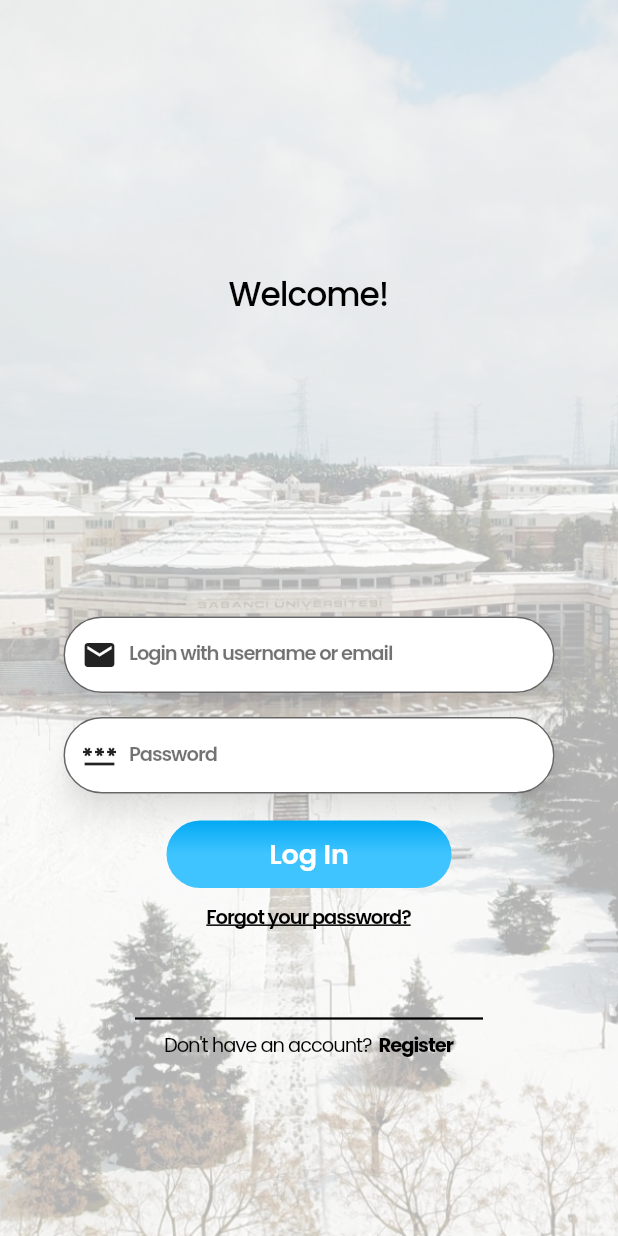
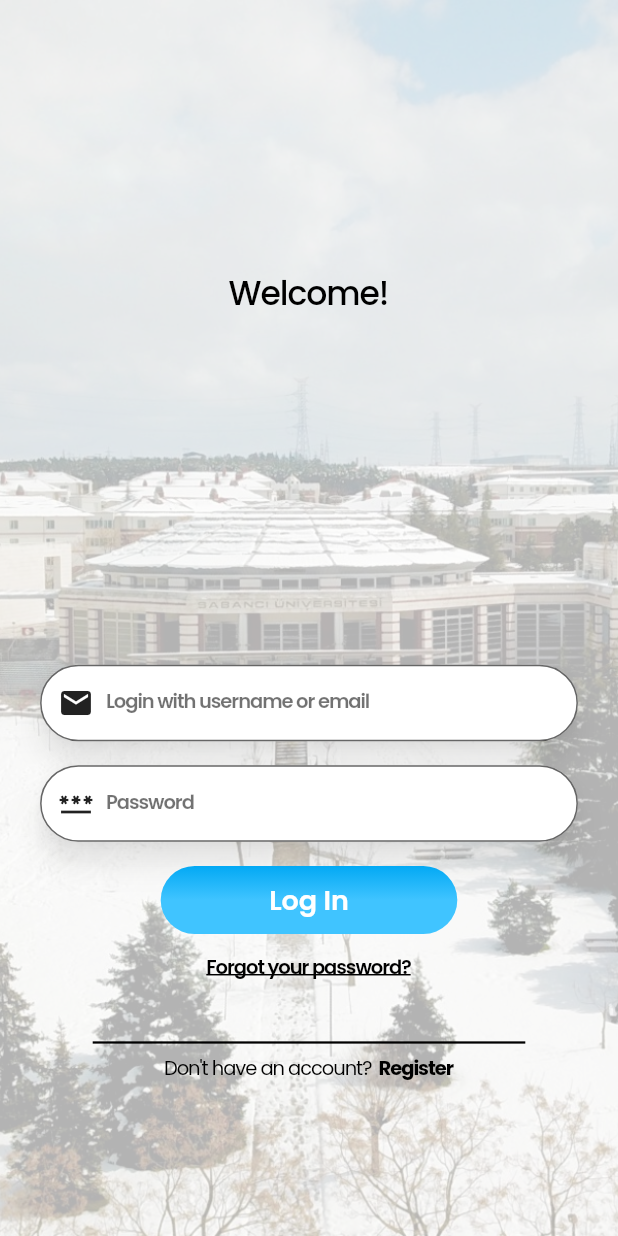
Before and after one commit to alptuzun/Flutter-Social-Media-App, a Flutter app: the screen it shows after launch, after a tap on "Log In", on a phone screen of 412 x 824 dp. Run offline on Flutter 3.47's test engine with Material 2 defaults, Android fonts, the phone set to English and light mode, and no system bars; our stand-ins replace email_validator, google_fonts.

Commit message:
adjusted for all screen sizes

```diff
--- a/lib/routes/login.dart
+++ b/lib/routes/login.dart
@@ -6,14 +6,13 @@ import 'package:cs310_group_28/visuals/text_style.dart';
 import 'package:email_validator/email_validator.dart';
 import 'package:cs310_group_28/visuals/screen_size.dart';
 import 'package:flutter/gestures.dart';
-
-import '../visuals/alerts.dart';
+import 'package:cs310_group_28/visuals/alerts.dart' ;
 
 class Login extends StatefulWidget {
   const Login({Key? key}) : super(key: key);
 
   @override
-  _LoginState createState() => _LoginState();
+  State<Login> createState() => _LoginState();
 
   static const String routeName = "/login";
 }
@@ -50,19 +49,19 @@ class _LoginState extends State<Login> {
                 child: Column(
                   crossAxisAlignment: CrossAxisAlignment.center,
                   children: [
-                    const SizedBox(
-                      height: 180,
+                    SizedBox(
+                      height: (screenHeight(context) / 100) * 21.8,
                     ),
                     Text(
                       "Welcome!",
                       style: Styles.boldTitleTextStyle,
                     ),
-                    const SizedBox(
-                      height: 190,
+                    SizedBox(
+                      height: (screenHeight(context) / 100) * 27,
                     ),
                     Container(
                       padding: const EdgeInsets.all(8),
-                      width: screenWidth(context, dividedBy: 1.2),
+                      width: screenWidth(context, dividedBy: 1.1),
                       child: Material(
                         color: Colors.transparent,
                         elevation: 8,
@@ -91,11 +90,13 @@ class _LoginState extends State<Login> {
                           decoration: InputDecoration(
                             isDense: true,
                             label: SizedBox(
-                              width: 250,
+                              width: screenWidth(context, dividedBy: 1.2),
                               child: Row(
                                 children: [
                                   const Icon(Icons.email),
-                                  const SizedBox(width: 8),
+                                  SizedBox(
+                                    width: screenWidth(context, dividedBy: 50),
+                                  ),
                                   Text(
                                     'Login with username or email',
                                     textAlign: TextAlign.center,
@@ -135,7 +136,7 @@ class _LoginState extends State<Login> {
                     ),
                     Container(
                       padding: const EdgeInsets.all(8),
-                      width: screenWidth(context, dividedBy: 1.2),
+                      width: screenWidth(context, dividedBy: 1.1),
                       child: Material(
                         color: Colors.transparent,
                         borderRadius: BorderRadius.circular(30),
@@ -168,16 +169,18 @@ class _LoginState extends State<Login> {
                           decoration: InputDecoration(
                             isDense: true,
                             label: SizedBox(
-                              width: 300,
+                              width: screenWidth(context, dividedBy: 1.2),
                               child: Row(
                                 children: [
                                   const Icon(Icons.password),
-                                  const SizedBox(width: 8),
+                                  SizedBox(
+                                    width: screenWidth(context, dividedBy: 50),
+                                  ),
                                   Text(
                                     'Password',
                                     textAlign: TextAlign.center,
                                     style: GoogleFonts.poppins(fontSize: 13),
-                                  )
+                                  ),
                                 ],
                               ),
                             ),
@@ -208,12 +211,12 @@ class _LoginState extends State<Login> {
                         ),
                       ),
                     ),
-                    const SizedBox(
-                      height: 10,
+                    SizedBox(
+                      height: (screenHeight(context) / 100) * 1,
                     ),
                     Container(
-                      width: 190,
-                      height: 45.0,
+                      width: (screenWidth(context) / 100) * 48,
+                      height: (screenHeight(context) / 100) * 5.5,
                       decoration: BoxDecoration(
                         gradient: const LinearGradient(
                             begin: Alignment(0, -1),
@@ -247,8 +250,8 @@ class _LoginState extends State<Login> {
                         ),
                       ),
                     ),
-                    const SizedBox(
-                      height: 10,
+                    SizedBox(
+                      height: (screenHeight(context) / 100) * 1.5,
                     ),
                     RichText(
                       text: TextSpan(
@@ -269,14 +272,14 @@ class _LoginState extends State<Login> {
                         ],
                       ),
                     ),
-                    const SizedBox(
-                      height: 50,
+                    SizedBox(
+                      height: (screenHeight(context) / 100) * 4,
                     ),
-                    const Divider(
+                    Divider(
                       color: Colors.black,
                       thickness: 1.5,
-                      indent: 90,
-                      endIndent: 90,
+                      indent: (screenWidth(context) / 100) * 15,
+                      endIndent: (screenWidth(context) / 100) * 15,
                     ),
                     RichText(
                       text: TextSpan(
@@ -303,9 +306,9 @@ class _LoginState extends State<Login> {
                         ],
                       ),
                     ),
-                    const SizedBox(
-                      height: 10,
-                    )
+                    SizedBox(
+                      height: (screenHeight(context) / 100) * 2,
+                    ),
                   ],
                 ),
               ),
--- a/lib/routes/welcome.dart
+++ b/lib/routes/welcome.dart
@@ -3,6 +3,7 @@ import 'package:google_fonts/google_fonts.dart';
 import 'package:cs310_group_28/routes/login.dart';
 import 'package:cs310_group_28/routes/register.dart';
 import 'package:cs310_group_28/visuals/text_style.dart';
+import 'package:cs310_group_28/visuals/screen_size.dart';
 
 
 class Welcome extends StatelessWidget {
@@ -36,9 +37,10 @@ class Welcome extends StatelessWidget {
                   style: Styles.boldTitleTextStyle,
                 ),
                 Row(mainAxisAlignment: MainAxisAlignment.center, children: [
+                  const Spacer(),
                   Container(
-                    width: 170,
-                    height: 48.0,
+                    width: (screenWidth(context) / 100) * 40,
+                    height: (screenHeight(context) / 100) * 6,
                     decoration: BoxDecoration(
                       gradient: const LinearGradient(
                           begin: Alignment(0, -1),
@@ -64,12 +66,10 @@ class Welcome extends StatelessWidget {
                       ),
                     ),
                   ),
-                  const SizedBox(
-                    width: 30,
-                  ),
+                  const Spacer(),
                   Container(
-                    width: 170,
-                    height: 48.0,
+                    width: (screenWidth(context) / 100) * 40,
+                    height: (screenHeight(context) / 100) * 6,
                     decoration: BoxDecoration(
                       gradient: const LinearGradient(
                           begin: Alignment(0, -1),
@@ -94,6 +94,7 @@ class Welcome extends StatelessWidget {
                       ),
                     ),
                   ),
+                  const Spacer(),
                 ]),
               ],
             ),
--- a/pubspec.yaml
+++ b/pubspec.yaml
@@ -33,7 +33,7 @@ dependencies:
 
   # The following adds the Cupertino Icons font to your application.
   # Use with the CupertinoIcons class for iOS style icons.
-  cupertino_icons: ^1.0.2
+  cupertino_icons: ^1.0.4
   google_fonts: ^2.3.2
   email_validator: ^2.0.1
 
@@ -46,7 +46,7 @@ dev_dependencies:
   # activated in the `analysis_options.yaml` file located at the root of your
   # package. See that file for information about deactivating specific lint
   # rules and activating additional ones.
-  flutter_lints: ^1.0.0
+  flutter_lints: ^2.0.1
 
 # For information on the generic Dart part of this file, see the
 # following page: https://dart.dev/tools/pub/pubspec
```
Also changed, not shown: lib/routes/register.dart (+5 -5 lines), lib/ui/postcard.dart (+20 -14 lines), pubspec.lock.
